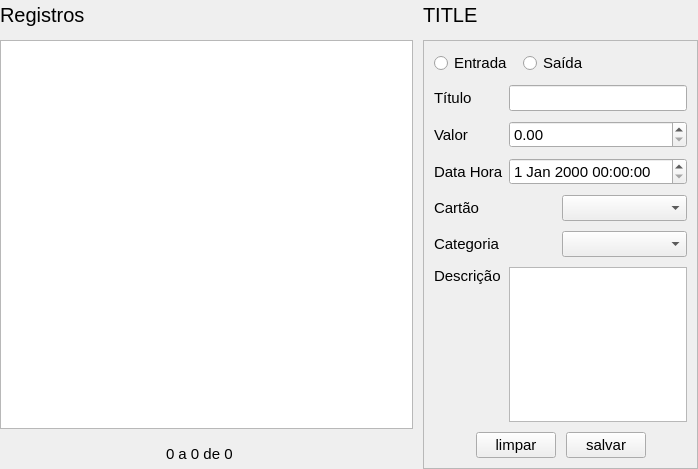
Above: FinancesApp/src/ui/RegForm.ui from iagoofelipe/Finances before the change. Below: the same form after it.
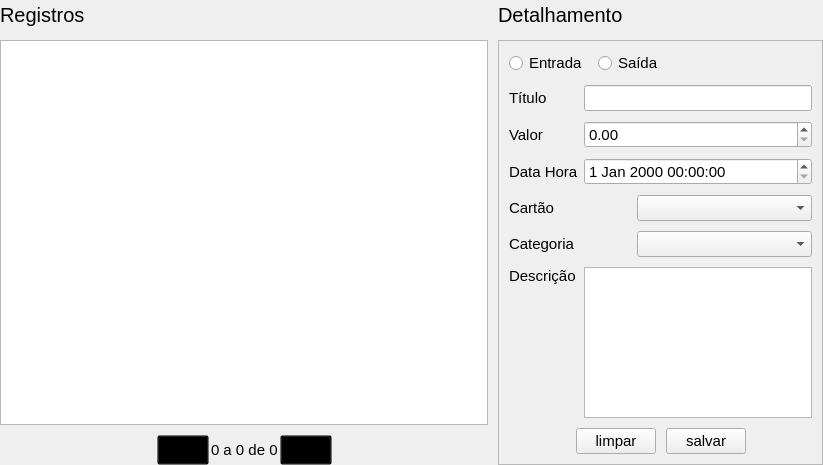
That is the form after the change. Icons and pictures are not drawn.

```diff
--- a/FinancesApp/src/ui/RegForm.ui
+++ b/FinancesApp/src/ui/RegForm.ui
@@ -6,8 +6,8 @@
    <rect>
     <x>0</x>
     <y>0</y>
-    <width>698</width>
-    <height>469</height>
+    <width>823</width>
+    <height>465</height>
    </rect>
   </property>
   <property name="font">
@@ -144,26 +144,6 @@
            </property>
           </widget>
          </item>
-         <item>
-          <widget class="QPushButton" name="btnEdit">
-           <property name="toolTip">
-            <string>editar registro selecionado</string>
-           </property>
-           <property name="icon">
-            <iconset resource="resource.qrc">
-             <normaloff>:/root/imgs/light-pen.svg</normaloff>:/root/imgs/light-pen.svg</iconset>
-           </property>
-           <property name="iconSize">
-            <size>
-             <width>25</width>
-             <height>25</height>
-            </size>
-           </property>
-           <property name="flat">
-            <bool>true</bool>
-           </property>
-          </widget>
-         </item>
          <item>
           <widget class="QPushButton" name="btnAdd">
            <property name="toolTip">
@@ -208,7 +188,20 @@
        </widget>
       </item>
       <item>
-       <widget class="QTableWidget" name="tableWidget"/>
+       <widget class="QTableWidget" name="widTable">
+        <property name="editTriggers">
+         <set>QAbstractItemView::NoEditTriggers</set>
+        </property>
+        <property name="alternatingRowColors">
+         <bool>true</bool>
+        </property>
+        <property name="selectionMode">
+         <enum>QAbstractItemView::ExtendedSelection</enum>
+        </property>
+        <property name="selectionBehavior">
+         <enum>QAbstractItemView::SelectRows</enum>
+        </property>
+       </widget>
       </item>
       <item>
        <widget class="QWidget" name="widget" native="true">
@@ -257,7 +250,7 @@
             </size>
            </property>
            <property name="flat">
-            <bool>true</bool>
+            <bool>false</bool>
            </property>
           </widget>
          </item>
@@ -290,7 +283,7 @@
             </size>
            </property>
            <property name="flat">
-            <bool>true</bool>
+            <bool>false</bool>
            </property>
           </widget>
          </item>
@@ -338,7 +331,7 @@
         </property>
         <layout class="QHBoxLayout" name="horizontalLayout_5">
          <property name="spacing">
-          <number>10</number>
+          <number>2</number>
          </property>
          <property name="leftMargin">
           <number>0</number>
@@ -367,7 +360,7 @@
             </font>
            </property>
            <property name="text">
-            <string>TITLE</string>
+            <string>Detalhamento</string>
            </property>
           </widget>
          </item>
@@ -384,6 +377,46 @@
            </property>
           </spacer>
          </item>
+         <item>
+          <widget class="QPushButton" name="btnEdit">
+           <property name="text">
+            <string/>
+           </property>
+           <property name="icon">
+            <iconset resource="resource.qrc">
+             <normaloff>:/root/imgs/light-pen.svg</normaloff>:/root/imgs/light-pen.svg</iconset>
+           </property>
+           <property name="iconSize">
+            <size>
+             <width>25</width>
+             <height>25</height>
+            </size>
+           </property>
+           <property name="flat">
+            <bool>true</bool>
+           </property>
+          </widget>
+         </item>
+         <item>
+          <widget class="QPushButton" name="btnDeleteDetails">
+           <property name="toolTip">
+            <string>deletar registros selecionados</string>
+           </property>
+           <property name="icon">
+            <iconset resource="resource.qrc">
+             <normaloff>:/root/imgs/light-trash.svg</normaloff>:/root/imgs/light-trash.svg</iconset>
+           </property>
+           <property name="iconSize">
+            <size>
+             <width>25</width>
+             <height>25</height>
+            </size>
+           </property>
+           <property name="flat">
+            <bool>true</bool>
+           </property>
+          </widget>
+         </item>
          <item>
           <widget class="QPushButton" name="btnHide">
            <property name="toolTip">
@@ -528,13 +561,19 @@
           </widget>
          </item>
          <item row="4" column="2">
-          <widget class="QComboBox" name="comboBox_2">
+          <widget class="QComboBox" name="cbCard">
+           <property name="enabled">
+            <bool>true</bool>
+           </property>
            <property name="font">
             <font>
              <family>Segoe UI</family>
              <pointsize>11</pointsize>
             </font>
            </property>
+           <property name="editable">
+            <bool>false</bool>
+           </property>
           </widget>
          </item>
          <item row="5" column="2">
@@ -578,6 +617,9 @@
              <pointsize>11</pointsize>
             </font>
            </property>
+           <property name="readOnly">
+            <bool>false</bool>
+           </property>
           </widget>
          </item>
          <item row="4" column="0">
@@ -614,6 +656,9 @@
              <pointsize>11</pointsize>
             </font>
            </property>
+           <property name="maximum">
+            <double>999999999999.000000000000000</double>
+           </property>
           </widget>
          </item>
          <item row="3" column="0">
```
Left out of the diff: 40 changed lines with no effect on the pictures.
